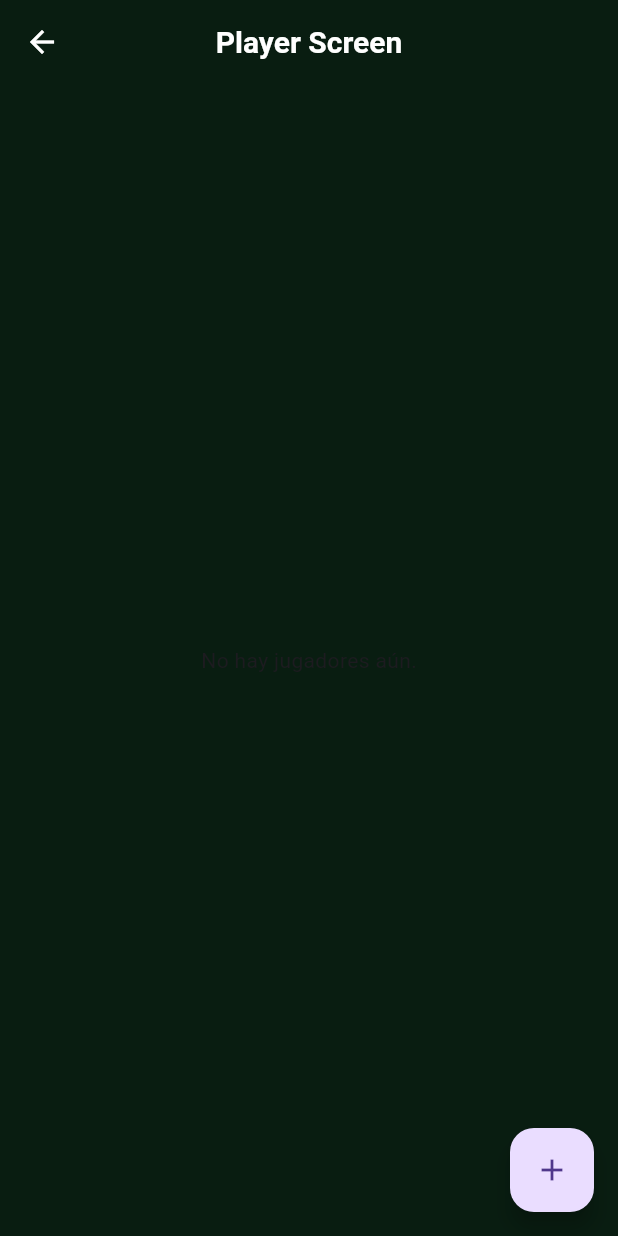
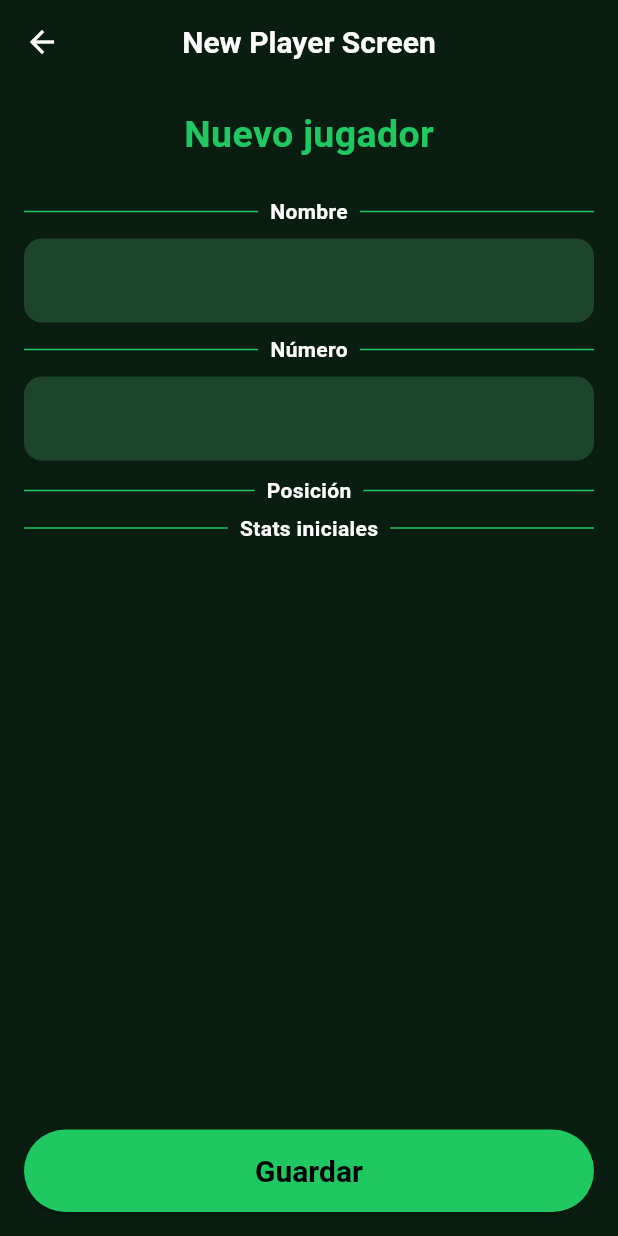
Before and after one commit to FranGonzalez7/football-project, a Flutter app: the PlayerScreen screen opened by its route, after a tap on the "add" icon, on a phone screen of 412 x 824 dp. Run offline on Flutter 3.47's test engine with Material 3 defaults, Android fonts, the phone set to English and light mode, and no system bars; our stand-ins replace cloud_firestore, firebase_auth, firebase_core; accounts and stored records are empty.

Commit message:
todo ok antes de meter iconos para posiciones

```diff
--- a/lib/app/routes.dart
+++ b/lib/app/routes.dart
@@ -10,10 +10,12 @@ class AppRoutes {
   static const String home = '/home';
   static const String players = '/players';
 
+
   static Map<String, WidgetBuilder> routes = {
     login: (context) => LoginScreen(),
     register: (context) => RegisterScreen(),
     home: (context) => HomeScreen(),
     players: (context) => PlayerScreen(),
+
   };
 }
--- /dev/null
+++ b/lib/screens/new_player/new_player_screen.dart
@@ -0,0 +1,108 @@
+import 'package:flutter/material.dart';
+import 'package:football_picker/models/player_model.dart';
+import 'package:football_picker/services/player_services.dart';
+import 'package:football_picker/theme/app_colors.dart';
+import 'package:football_picker/widgets/custom_divider.dart';
+import 'package:football_picker/widgets/custom_primary_button.dart';
+import 'package:football_picker/widgets/custom_textFormField.dart';
+
+class NewPlayerScreen extends StatefulWidget {
+  final PlayerService playerService;
+
+  const NewPlayerScreen({Key? key, required this.playerService})
+    : super(key: key);
+
+  @override
+  State<NewPlayerScreen> createState() => _NewPlayerScreenState();
+}
+
+class _NewPlayerScreenState extends State<NewPlayerScreen> {
+  final _formKey = GlobalKey<FormState>();
+
+  String _name = '';
+  String _position = '';
+  String _number = '';
+
+  void _savePlayer() async {
+    if (!_formKey.currentState!.validate()) return;
+
+    final player = Player(
+      id: '',
+      name: _name,
+      position: _position,
+      number: int.parse(_number),
+      points: 100,
+      createdBy: '',
+    );
+
+    await widget.playerService.addPlayer(player);
+    Navigator.pop(context, true); // Volvemos con éxito
+  }
+
+  @override
+  Widget build(BuildContext context) {
+    return Scaffold(
+      appBar: AppBar(title: const Text('New Player Screen')),
+      body: Padding(
+        padding: const EdgeInsets.all(16),
+        child: Form(
+          key: _formKey,
+          child: Column(
+            children: [
+              // ✅ Título:
+              Text(
+                'Nuevo jugador',
+                style: TextStyle(
+                  color: AppColors.accentButton,
+                  fontSize: 25,
+                  fontWeight: FontWeight.bold,
+                ),
+              ),
+
+              SizedBox(height: 15),
+
+              // ✅ Cuadro para el nombre:
+              CustomTextFormField(
+                title: 'Nombre',
+                onChanged: (value) => _name = value,
+                validator:
+                    (value) =>
+                        value == null || value.isEmpty ? 'Obligatorio' : null,
+              ),
+
+              // ✅ Cuadro para el número:
+              CustomTextFormField(
+                title: 'Número',
+                keyboardType: TextInputType.number, //❓esto no funciona
+                onChanged: (value) => _number = value,
+                validator: (value) {
+                  final parsed = int.tryParse(value ?? '');
+                  if (parsed == null || parsed <= 0) return 'Número inválido';
+                  return null;
+                },
+              ),
+
+              SizedBox(height: 10),
+              CustomDivider(title: 'Posición'),
+              SizedBox(height: 5),
+              CustomDivider(title: 'Stats iniciales'),
+
+              // TextFormField(
+              //   style: TextStyle(color: Colors.white),
+              //   decoration: const InputDecoration(labelText: 'Posición' ),
+              //   onChanged: (value) => _position = value,
+              //   validator: (value) => value == null || value.isEmpty ? 'Obligatorio' : null,
+              // ),
+
+              const SizedBox(height: 20),
+
+              Spacer(),
+
+              CustomPrimaryButton(text: 'Guardar', onPressed: _savePlayer),
+            ],
+          ),
+        ),
+      ),
+    );
+  }
+}
--- a/lib/screens/players/player_screen.dart
+++ b/lib/screens/players/player_screen.dart
@@ -1,5 +1,6 @@
 import 'package:firebase_auth/firebase_auth.dart';
 import 'package:flutter/material.dart';
+import 'package:football_picker/screens/new_player/new_player_screen.dart';
 import 'package:football_picker/services/player_services.dart';
 import 'package:football_picker/screens/players/widgets/player_tile.dart';
 import '../../models/player_model.dart';
@@ -12,6 +13,7 @@ class PlayerScreen extends StatefulWidget {
 }
 
 class _PlayerScreenState extends State<PlayerScreen> {
+
   final PlayerService _playerService = PlayerService();
 
   List<Player> _players = [];
@@ -23,6 +25,19 @@ class _PlayerScreenState extends State<PlayerScreen> {
     super.initState();
     _initUserAndLoadPlayers();
   }
+
+  void _goToAddPlayerScreen() async {
+  final result = await Navigator.push(
+    context,
+    MaterialPageRoute(
+      builder: (context) => NewPlayerScreen(playerService: _playerService),
+    ),
+  );
+
+  if (result == true) {
+    await _initUserAndLoadPlayers();
+  }
+}
 
   Future<void> _initUserAndLoadPlayers() async {
     setState(() => _isLoading = true);
@@ -81,7 +96,7 @@ class _PlayerScreenState extends State<PlayerScreen> {
                 },
               ),
       floatingActionButton: FloatingActionButton(
-        onPressed: (){},
+        onPressed: _goToAddPlayerScreen,
         child: const Icon(Icons.add),
       ),
     );
--- /dev/null
+++ b/lib/widgets/custom_divider.dart
@@ -0,0 +1,33 @@
+import 'package:flutter/material.dart';
+import 'package:football_picker/theme/app_colors.dart';
+
+class CustomDivider extends StatelessWidget {
+  final String title;
+
+  const CustomDivider({super.key, required this.title});
+
+  @override
+  Widget build(BuildContext context) {
+    return Row(
+      children: [
+        const Expanded(
+          child: Divider(color: AppColors.accentButton, thickness: 1),
+        ),
+        Padding(
+          padding: const EdgeInsets.symmetric(horizontal: 8.0),
+          child: Text(
+            title,
+            style: const TextStyle(
+              color: Colors.white,
+              fontWeight: FontWeight.bold,
+            ),
+          ),
+        ),
+        const Expanded(
+          child: Divider(color: AppColors.accentButton, thickness: 1),
+        ),
+      ],
+    );
+    // Campo de texto
+  }
+}
--- /dev/null
+++ b/lib/widgets/custom_textFormField.dart
@@ -0,0 +1,81 @@
+import 'package:flutter/material.dart';
+import 'package:football_picker/theme/app_colors.dart';
+
+class CustomTextFormField extends StatelessWidget {
+  final String title;
+  final bool obscureText;
+  final TextEditingController? controller;
+  final Color backgroundColor;
+  final String? Function(String?)? validator;
+  final void Function(String)? onChanged;
+
+
+  const CustomTextFormField({
+    super.key,
+    required this.title,
+    this.obscureText = false,
+    this.controller,
+    this.backgroundColor = AppColors.textField,
+    this.validator,
+    this.onChanged,
+    TextInputType? keyboardType,
+  });
+
+  @override
+  Widget build(BuildContext context) {
+
+    return Column(
+      crossAxisAlignment: CrossAxisAlignment.center,
+      children: [
+        // Título centrado con líneas a los lados
+        Padding(
+          padding: const EdgeInsets.symmetric(vertical: 8.0),
+          child: Row(
+            children: [
+              const Expanded(
+                child: Divider(color: AppColors.accentButton, thickness: 1),
+              ),
+              Padding(
+                padding: const EdgeInsets.symmetric(horizontal: 8.0),
+                child: Text(
+                  title,
+                  style: const TextStyle(
+                    color: Colors.white,
+                    fontWeight: FontWeight.bold,
+                  ),
+                ),
+              ),
+              const Expanded(
+                child: Divider(color: AppColors.accentButton, thickness: 1),
+              ),
+            ],
+          ),
+        ),
+        // Campo de texto
+        TextFormField(
+          style: const TextStyle(color: Colors.white),
+          controller: controller,
+          obscureText: obscureText,
+          decoration: InputDecoration(
+            filled: true,
+            fillColor: backgroundColor,
+            border: OutlineInputBorder(
+              borderRadius: BorderRadius.circular(12.0),
+              borderSide: BorderSide.none,
+            ),
+            focusedBorder: OutlineInputBorder(
+              borderRadius: BorderRadius.circular(12.0),
+              borderSide: const BorderSide(color: AppColors.accentButton),
+            ),
+            contentPadding: const EdgeInsets.symmetric(
+              vertical: 16,
+              horizontal: 12,
+            ),
+          ),
+          validator: validator,
+          onChanged: onChanged,
+        ),
+      ],
+    );
+  }
+}
```
